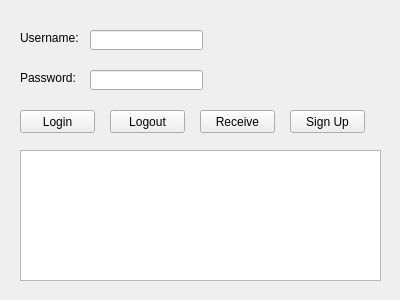
tranthethinh/Project_Network_p, file project/mainwindow.ui: the form before one commit.
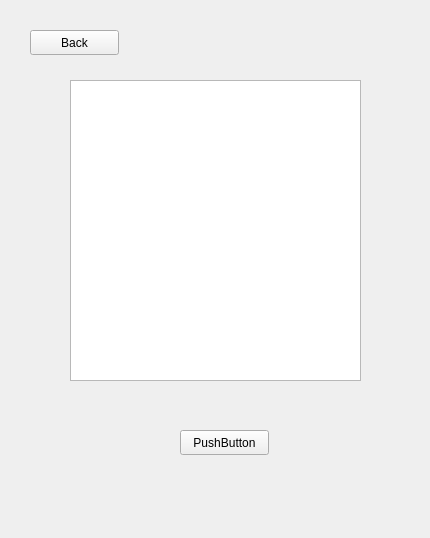
The form after the commit. The open tabs and pages were chosen to show the change.

Commit message: add next page

Diff of the .ui file:
```diff
--- a/project/mainwindow.ui
+++ b/project/mainwindow.ui
@@ -6,20 +6,33 @@
    <rect>
     <x>0</x>
     <y>0</y>
-    <width>400</width>
-    <height>300</height>
+    <width>430</width>
+    <height>538</height>
    </rect>
   </property>
   <property name="windowTitle">
    <string>Client</string>
   </property>
   <widget class="QWidget" name="centralwidget">
+   <widget class="QStackedWidget" name="stackedWidget">
+    <property name="geometry">
+     <rect>
+      <x>20</x>
+      <y>20</y>
+      <width>391</width>
+      <height>511</height>
+     </rect>
+    </property>
+    <property name="currentIndex">
+     <number>0</number>
+    </property>
+    <widget class="QWidget" name="page">
    <widget class="QLabel" name="label">
     <property name="geometry">
      <rect>
       <x>20</x>
-      <y>30</y>
-      <width>61</width>
+        <y>110</y>
+        <width>91</width>
       <height>16</height>
      </rect>
     </property>
@@ -27,12 +40,22 @@
      <string>Username:</string>
     </property>
    </widget>
+     <widget class="QLineEdit" name="usernameLineEdit">
+      <property name="geometry">
+       <rect>
+        <x>120</x>
+        <y>110</y>
+        <width>151</width>
+        <height>20</height>
+       </rect>
+      </property>
+     </widget>
    <widget class="QLabel" name="label_2">
     <property name="geometry">
      <rect>
       <x>20</x>
-      <y>70</y>
-      <width>61</width>
+        <y>150</y>
+        <width>71</width>
       <height>16</height>
      </rect>
     </property>
@@ -40,23 +63,13 @@
      <string>Password:</string>
     </property>
    </widget>
-   <widget class="QLineEdit" name="usernameLineEdit">
-    <property name="geometry">
-     <rect>
-      <x>90</x>
-      <y>30</y>
-      <width>113</width>
-      <height>20</height>
-     </rect>
-    </property>
-   </widget>
    <widget class="QLineEdit" name="passwordLineEdit">
     <property name="geometry">
      <rect>
-      <x>90</x>
-      <y>70</y>
-      <width>113</width>
-      <height>20</height>
+        <x>120</x>
+        <y>150</y>
+        <width>151</width>
+        <height>21</height>
      </rect>
     </property>
     <property name="echoMode">
@@ -66,8 +79,8 @@
    <widget class="QPushButton" name="loginButton">
     <property name="geometry">
      <rect>
-      <x>20</x>
-      <y>110</y>
+        <x>70</x>
+        <y>220</y>
       <width>75</width>
       <height>23</height>
      </rect>
@@ -76,37 +89,11 @@
      <string>Login</string>
     </property>
    </widget>
-   <widget class="QPushButton" name="logoutButton">
-    <property name="geometry">
-     <rect>
-      <x>110</x>
-      <y>110</y>
-      <width>75</width>
-      <height>23</height>
-     </rect>
-    </property>
-    <property name="text">
-     <string>Logout</string>
-    </property>
-   </widget>
-   <widget class="QPushButton" name="receiveButton">
-    <property name="geometry">
-     <rect>
-      <x>200</x>
-      <y>110</y>
-      <width>75</width>
-      <height>23</height>
-     </rect>
-    </property>
-    <property name="text">
-     <string>Receive</string>
-    </property>
-   </widget>
    <widget class="QPushButton" name="signupButton">
     <property name="geometry">
      <rect>
-      <x>290</x>
-      <y>110</y>
+        <x>210</x>
+        <y>220</y>
       <width>75</width>
       <height>23</height>
      </rect>
@@ -118,9 +105,9 @@
    <widget class="QTextEdit" name="outputTextEdit">
     <property name="geometry">
      <rect>
-      <x>20</x>
-      <y>150</y>
-      <width>361</width>
+        <x>0</x>
+        <y>330</y>
+        <width>381</width>
       <height>131</height>
      </rect>
     </property>
@@ -129,6 +116,74 @@
     </property>
    </widget>
   </widget>
+    <widget class="QWidget" name="page_2">
+     <widget class="QPushButton" name="logoutButton">
+      <property name="geometry">
+       <rect>
+        <x>150</x>
+        <y>190</y>
+        <width>75</width>
+        <height>23</height>
+       </rect>
+      </property>
+      <property name="text">
+       <string>Logout</string>
+      </property>
+     </widget>
+     <widget class="QPushButton" name="receiveButton">
+      <property name="geometry">
+       <rect>
+        <x>150</x>
+        <y>120</y>
+        <width>75</width>
+        <height>23</height>
+       </rect>
+      </property>
+      <property name="text">
+       <string>Receive</string>
+      </property>
+     </widget>
+    </widget>
+    <widget class="QWidget" name="page_3">
+     <widget class="QTextEdit" name="TextQuestion">
+      <property name="geometry">
+       <rect>
+        <x>50</x>
+        <y>60</y>
+        <width>291</width>
+        <height>301</height>
+       </rect>
+      </property>
+     </widget>
+     <widget class="QPushButton" name="backButton">
+      <property name="geometry">
+       <rect>
+        <x>10</x>
+        <y>10</y>
+        <width>89</width>
+        <height>25</height>
+       </rect>
+      </property>
+      <property name="text">
+       <string>Back</string>
+      </property>
+     </widget>
+     <widget class="QPushButton" name="nextQues">
+      <property name="geometry">
+       <rect>
+        <x>160</x>
+        <y>410</y>
+        <width>89</width>
+        <height>25</height>
+       </rect>
+      </property>
+      <property name="text">
+       <string>PushButton</string>
+      </property>
+     </widget>
+    </widget>
+   </widget>
+  </widget>
  </widget>
  <resources/>
  <connections/>
```
Left out of the diff: 1 changed line with no effect on the pictures. Lines whose indentation alone changed are shown as unchanged. The commit also changes 10 other files.
